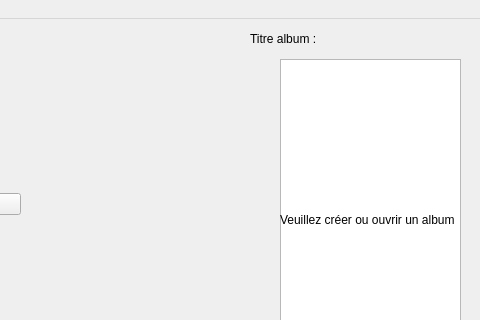
Old version of the form projet/mainwindow.ui in the repository BlackFox3000/M1-IHM-Project; both pictures show x 800 to 1280 and y 0 to 320 of the 1280 by 720 pixel window.
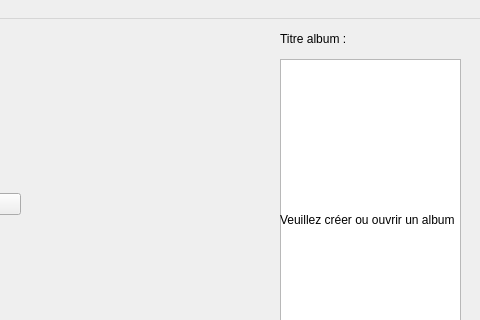
New version of the form.

What changed in the file:
```diff
--- a/projet/mainwindow.ui
+++ b/projet/mainwindow.ui
@@ -201,7 +201,7 @@
    <widget class="QLabel" name="titreAlbum">
     <property name="geometry">
      <rect>
-      <x>1050</x>
+      <x>1080</x>
       <y>10</y>
       <width>111</width>
       <height>20</height>
```
